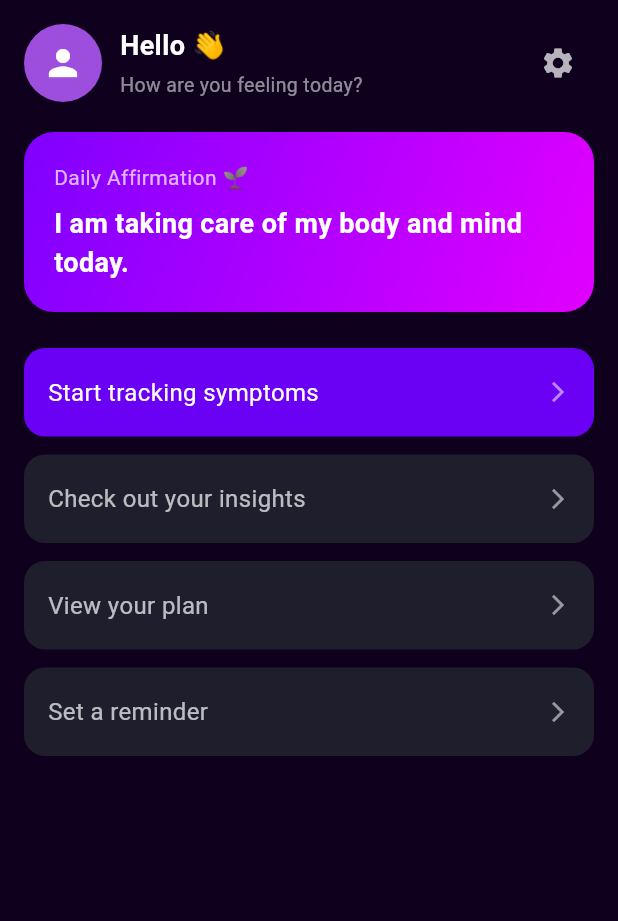
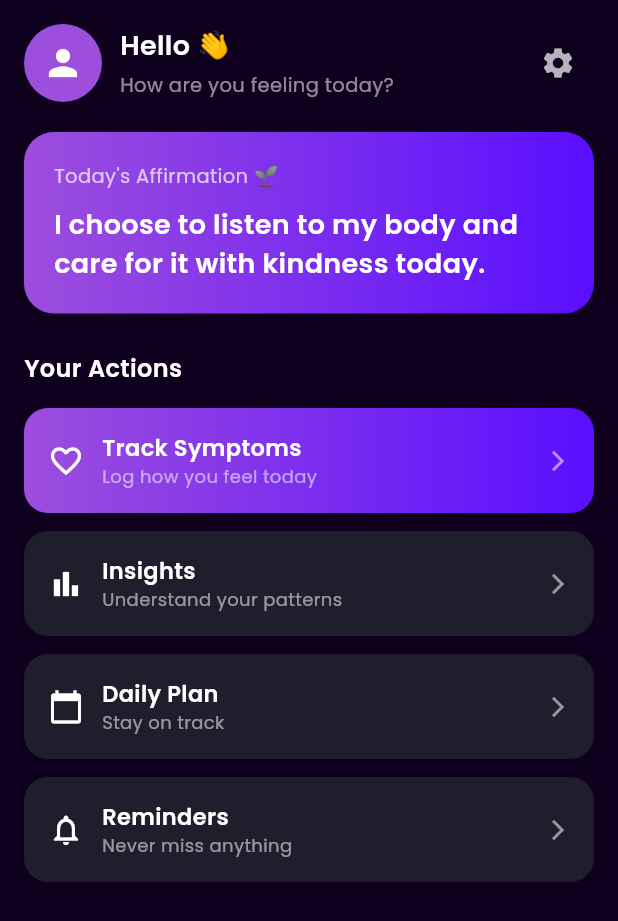
Before and after one commit to softdevlpr/vytal, a Flutter app: the HomePage screen opened directly, on a phone screen of 412 x 824 dp. Shown: the top 921 px of the screen. Run offline on Flutter 3.47's test engine with Material 3 defaults, Android fonts, the phone set to English and light mode, and no system bars; our stand-ins replace flutter_local_notifications, google_fonts, timezone.

Commit message:
Update home_page.dart

```diff
--- a/lib/screens/home_page.dart
+++ b/lib/screens/home_page.dart
@@ -1,4 +1,5 @@
 import 'package:flutter/material.dart';
+import 'package:google_fonts/google_fonts.dart';
 
 // Pages
 import 'add_symptoms_page.dart';
@@ -29,13 +30,27 @@ class HomePage extends StatelessWidget {
               /// DAILY AFFIRMATION
               _dailyAffirmation(),
 
-              const SizedBox(height: 24),
+              const SizedBox(height: 25),
 
-              /// START TRACKING
+              /// 🔥 SECTION TITLE
+              Text(
+                "Your Actions",
+                style: GoogleFonts.poppins(
+                  color: Colors.white,
+                  fontSize: 16,
+                  fontWeight: FontWeight.w600,
+                ),
+              ),
+
+              const SizedBox(height: 15),
+
+              /// TRACK SYMPTOMS
               _navigationCard(
                 context,
-                title: "Start tracking symptoms",
-                isActive: true,
+                title: "Track Symptoms",
+                subtitle: "Log how you feel today",
+                icon: Icons.favorite_border,
+                isPrimary: true,
                 page: const AddSymptomsPage(),
               ),
 
@@ -44,8 +59,9 @@ class HomePage extends StatelessWidget {
               /// INSIGHTS
               _navigationCard(
                 context,
-                title: "Check out your insights",
-                isActive: false,
+                title: "Insights",
+                subtitle: "Understand your patterns",
+                icon: Icons.bar_chart,
                 page: const InsightsPage(),
               ),
 
@@ -54,8 +70,9 @@ class HomePage extends StatelessWidget {
               /// PLAN
               _navigationCard(
                 context,
-                title: "View your plan",
-                isActive: false,
+                title: "Daily Plan",
+                subtitle: "Stay on track",
+                icon: Icons.calendar_today,
                 page: const PlanPage(),
               ),
 
@@ -64,8 +81,9 @@ class HomePage extends StatelessWidget {
               /// REMINDER
               _navigationCard(
                 context,
-                title: "Set a reminder",
-                isActive: false,
+                title: "Reminders",
+                subtitle: "Never miss anything",
+                icon: Icons.notifications_none,
                 page: const ReminderPage(),
               ),
             ],
@@ -90,19 +108,19 @@ class HomePage extends StatelessWidget {
             const SizedBox(width: 12),
             Column(
               crossAxisAlignment: CrossAxisAlignment.start,
-              children: const [
+              children: [
                 Text(
                   "Hello 👋",
-                  style: TextStyle(
+                  style: GoogleFonts.poppins(
                     color: Colors.white,
                     fontSize: 18,
                     fontWeight: FontWeight.w600,
                   ),
                 ),
-                SizedBox(height: 4),
+                const SizedBox(height: 4),
                 Text(
                   "How are you feeling today?",
-                  style: TextStyle(
+                  style: GoogleFonts.poppins(
                     color: Colors.white54,
                     fontSize: 13,
                   ),
@@ -134,25 +152,26 @@ class HomePage extends StatelessWidget {
       decoration: BoxDecoration(
         gradient: const LinearGradient(
           colors: [
-            Color(0xFF7F00FF),
-            Color(0xFFE100FF),
+            Color(0xFF9D4EDD),
+            Color(0xFF5A0EFF),
           ],
-          begin: Alignment.topLeft,
-          end: Alignment.bottomRight,
         ),
         borderRadius: BorderRadius.circular(20),
       ),
       child: Column(
         crossAxisAlignment: CrossAxisAlignment.start,
-        children: const [
+        children: [
           Text(
-            "Daily Affirmation 🌱",
-            style: TextStyle(color: Colors.white70, fontSize: 14),
+            "Today's Affirmation 🌱",
+            style: GoogleFonts.poppins(
+              color: Colors.white70,
+              fontSize: 13,
+            ),
           ),
-          SizedBox(height: 8),
+          const SizedBox(height: 10),
           Text(
-            "I am taking care of my body and mind today.",
-            style: TextStyle(
+            "I choose to listen to my body and care for it with kindness today.",
+            style: GoogleFonts.poppins(
               color: Colors.white,
               fontSize: 18,
               fontWeight: FontWeight.w600,
@@ -163,12 +182,14 @@ class HomePage extends StatelessWidget {
     );
   }
 
-  /// NAVIGATION CARD (Reusable)
+  /// 🔥 UPDATED NAVIGATION CARD
   Widget _navigationCard(
     BuildContext context, {
     required String title,
-    required bool isActive,
+    required String subtitle,
+    required IconData icon,
     required Widget page,
+    bool isPrimary = false,
   }) {
     return GestureDetector(
       onTap: () {
@@ -178,28 +199,52 @@ class HomePage extends StatelessWidget {
         );
       },
       child: Container(
-        padding: const EdgeInsets.symmetric(horizontal: 16, vertical: 18),
+        padding: const EdgeInsets.all(16),
         decoration: BoxDecoration(
-          color: isActive
-              ? const Color(0xFF6A00F4)
-              : const Color(0xFF1E1E2C),
-          borderRadius: BorderRadius.circular(14),
+          gradient: isPrimary
+              ? const LinearGradient(
+                  colors: [
+                    Color(0xFF9D4EDD),
+                    Color(0xFF5A0EFF),
+                  ],
+                )
+              : null,
+          color: isPrimary ? null : const Color(0xFF1E1E2C),
+          borderRadius: BorderRadius.circular(16),
         ),
         child: Row(
-          mainAxisAlignment: MainAxisAlignment.spaceBetween,
           children: [
-            Text(
-              title,
-              style: TextStyle(
-                color: isActive ? Colors.white : Colors.white70,
-                fontSize: 16,
+
+            Icon(icon, color: Colors.white),
+
+            const SizedBox(width: 12),
+
+            /// TEXT
+            Expanded(
+              child: Column(
+                crossAxisAlignment: CrossAxisAlignment.start,
+                children: [
+                  Text(
+                    title,
+                    style: GoogleFonts.poppins(
+                      color: Colors.white,
+                      fontSize: 15,
+                      fontWeight: FontWeight.w600,
+                    ),
+                  ),
+                  Text(
+                    subtitle,
+                    style: GoogleFonts.poppins(
+                      color: Colors.white54,
+                      fontSize: 12,
+                    ),
+                  ),
+                ],
               ),
             ),
-            const Icon(
-              Icons.arrow_forward_ios,
-              size: 16,
-              color: Colors.white54,
-            ),
+
+            const Icon(Icons.arrow_forward_ios,
+                size: 16, color: Colors.white54),
           ],
         ),
       ),
```
